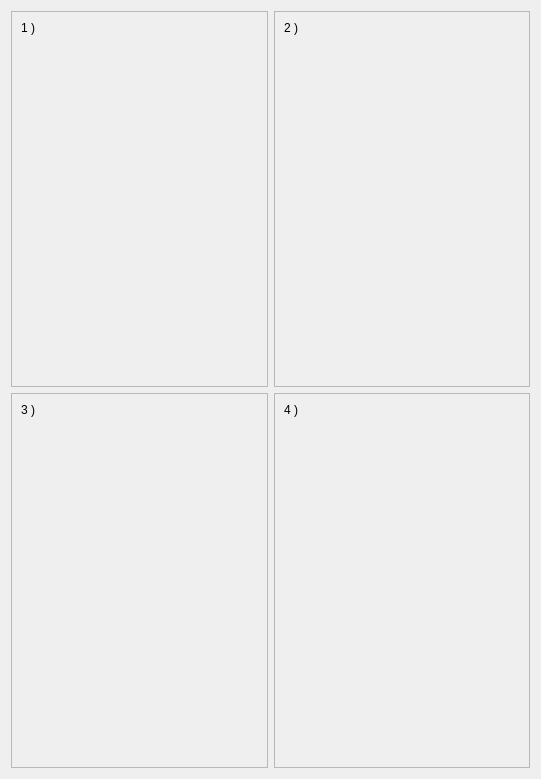
Above: morphologist/gui/ui/viewport.ui from brainvisa/morphologist before the change. Below: the same form after it.
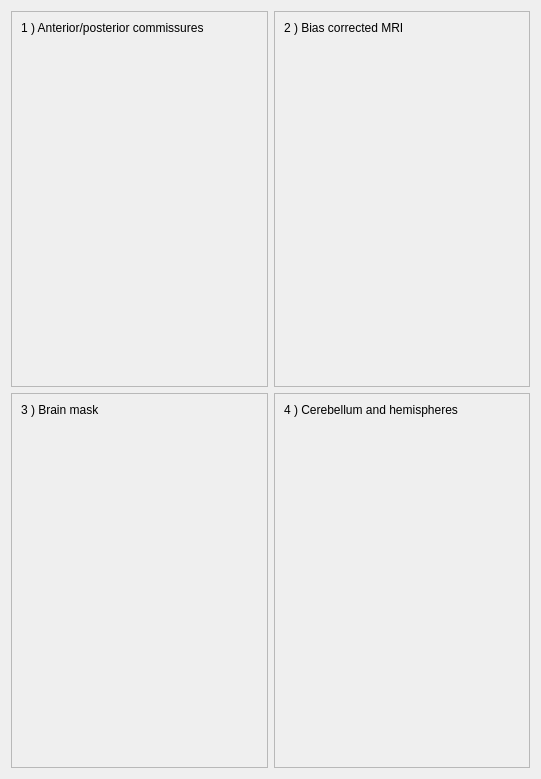
That is the form after the change.

Commit message: ENH: add titles to each viewport views

```diff
--- a/morphologist/gui/ui/viewport.ui
+++ b/morphologist/gui/ui/viewport.ui
@@ -32,7 +32,7 @@
          </sizepolicy>
         </property>
         <property name="text">
-         <string>1 )</string>
+         <string>1 ) Anterior/posterior commissures</string>
         </property>
        </widget>
       </item>
@@ -67,7 +67,7 @@
          </sizepolicy>
         </property>
         <property name="text">
-         <string>2 )</string>
+         <string>2 ) Bias corrected MRI</string>
         </property>
        </widget>
       </item>
@@ -102,7 +102,7 @@
          </sizepolicy>
         </property>
         <property name="text">
-         <string>4 )</string>
+         <string>4 ) Cerebellum and hemispheres </string>
         </property>
        </widget>
       </item>
@@ -137,7 +137,7 @@
          </sizepolicy>
         </property>
         <property name="text">
-         <string>3 )</string>
+         <string>3 ) Brain mask</string>
         </property>
        </widget>
       </item>
```
